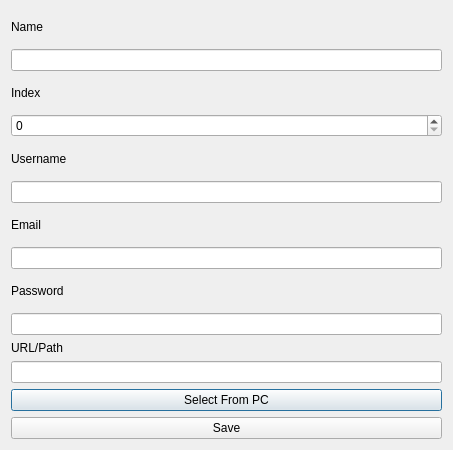
daniel-deru/WorkMate-3.0, file designs/xml/app_vault_window.ui: the form before one commit.
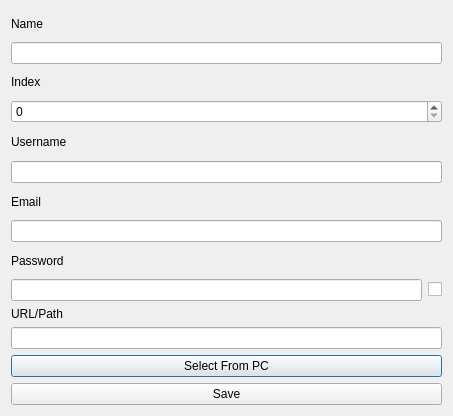
The form after the commit.

```diff
--- a/designs/xml/app_vault_window.ui
+++ b/designs/xml/app_vault_window.ui
@@ -7,7 +7,7 @@
     <x>0</x>
     <y>0</y>
     <width>453</width>
-    <height>450</height>
+    <height>416</height>
    </rect>
   </property>
   <property name="windowTitle">
@@ -80,7 +80,21 @@
       </widget>
      </item>
      <item>
-      <widget class="QLineEdit" name="lne_password"/>
+      <layout class="QHBoxLayout" name="horizontalLayout_3">
+       <item>
+        <widget class="QLineEdit" name="lne_password"/>
+       </item>
+       <item>
+        <widget class="QCheckBox" name="chk_show_password">
+         <property name="cursor">
+          <cursorShape>PointingHandCursor</cursorShape>
+         </property>
+         <property name="text">
+          <string/>
+         </property>
+        </widget>
+       </item>
+      </layout>
      </item>
     </layout>
    </item>
```
